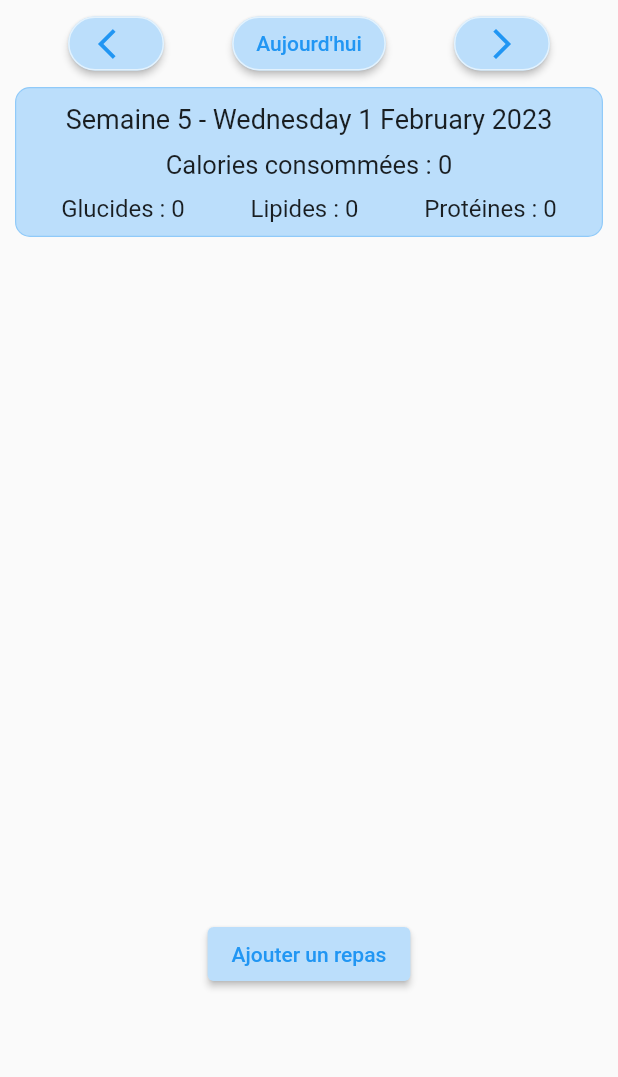
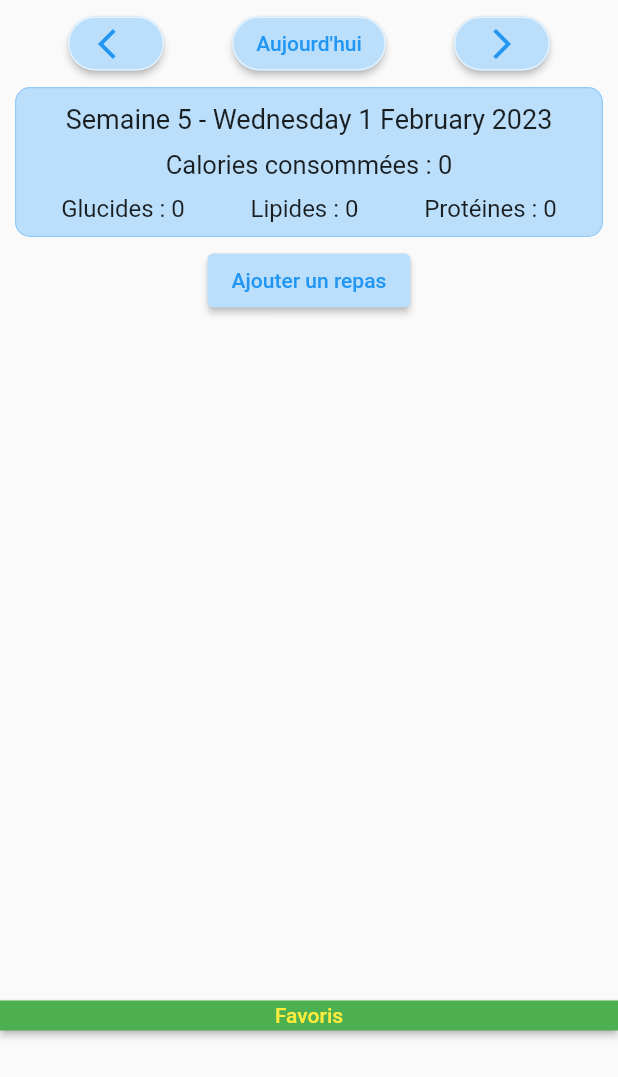
Before and after one commit to nicovig/Nu3VirtualMobile, a Flutter app: the MealTabScreen widget shown alone on an empty page, opened directly with empty values, on a phone screen of 412 x 824 dp. Shown: the top 1077 px of the screen. Run offline on Flutter 3.47's test engine with Material 2 defaults, Android fonts, the light colour scheme and no system bars; our stand-ins replace date_field, flutter_easyloading, flutter_slidable, get_it, shared_preferences, stacked; missing offline and left inert: favorite_button; accounts and stored records are empty; network calls fail.

Commit message:
try to create animation

```diff
--- a/lib/ui/main_screen/meal_tab/meal_tab_screen.dart
+++ b/lib/ui/main_screen/meal_tab/meal_tab_screen.dart
@@ -22,6 +22,28 @@ class MealTabScreen extends StatefulWidget {
 }
 
 class _MealTabScreenState extends State<MealTabScreen> {
+  static const favoritesMealsExpandedContainerHeight = 50;
+  static const standardCuttedListSizePixels = 373;
+  static const withFavoritesMealCuttedListSizePixels =
+      standardCuttedListSizePixels + favoritesMealsExpandedContainerHeight;
+
+  bool isFavoritesMealsContainerExpanded = false;
+  var cuttedListSizePixels = standardCuttedListSizePixels;
+  var favoritesMealsContainerHeight = 0;
+
+  expandFavoritesMealsContainer() {
+    isFavoritesMealsContainerExpanded = !isFavoritesMealsContainerExpanded;
+    if (isFavoritesMealsContainerExpanded) {
+      cuttedListSizePixels = withFavoritesMealCuttedListSizePixels;
+      favoritesMealsContainerHeight = favoritesMealsExpandedContainerHeight;
+    } else {
+      cuttedListSizePixels = standardCuttedListSizePixels;
+      favoritesMealsContainerHeight = 0;
+    }
+
+    setState(() {});
+  }
+
   @override
   Widget build(BuildContext context) {
     return ViewModelBuilder<MealTabViewModel>.reactive(
@@ -31,7 +53,9 @@ class _MealTabScreenState extends State<MealTabScreen> {
           model.initData(widget.date);
           EasyLoading.dismiss(animation: false);
         },
-        builder: (context, model, child) => Column(children: [
+        builder: (context, model, child) => Container(
+            width: MediaQuery.of(context).size.width,
+            child: Column(children: [
               const Padding(
                 padding: EdgeInsets.fromLTRB(10, 0, 10, 5),
               ),
@@ -69,9 +93,18 @@ class _MealTabScreenState extends State<MealTabScreen> {
                   child: MonitoringBox(
                       date: widget.date,
                       monitoring: model.monitoringDisplayed)),
+              ElevatedButton(
+                  style: ButtonStyle(
+                      backgroundColor:
+                          MaterialStateProperty.all(Colors.blue.shade100)),
+                  onPressed: () => model.openMealScreen(context, 0),
+                  child: const Text("Ajouter un repas",
+                      style: TextStyle(color: Colors.blue))),
+              const Padding(padding: EdgeInsets.only(bottom: 5)),
               SingleChildScrollView(
                   child: SizedBox(
-                      height: MediaQuery.of(context).size.height - 375,
+                      height: MediaQuery.of(context).size.height -
+                          cuttedListSizePixels,
                       child: ListView.builder(
                           scrollDirection: Axis.vertical,
                           shrinkWrap: true,
@@ -147,13 +180,35 @@ class _MealTabScreenState extends State<MealTabScreen> {
                                     title: Text(meal.name ?? ''),
                                     subtitle: Text(subtitle)));
                           }))),
-              ElevatedButton(
-                  style: ButtonStyle(
-                      backgroundColor:
-                          MaterialStateProperty.all(Colors.blue.shade100)),
-                  onPressed: () => model.openMealScreen(context, 0),
-                  child: const Text("Ajouter un repas",
-                      style: TextStyle(color: Colors.blue)))
-            ]));
+              Container(
+                width: MediaQuery.of(context).size.width,
+                height: 20,
+                child: ElevatedButton(
+                    style: ButtonStyle(
+                        shape:
+                            MaterialStateProperty.all<RoundedRectangleBorder>(
+                                RoundedRectangleBorder(
+                          borderRadius: BorderRadius.circular(0),
+                        )),
+                        backgroundColor:
+                            MaterialStateProperty.all(Colors.green)),
+                    onPressed: () => expandFavoritesMealsContainer(),
+                    child: const Text("Favoris",
+                        style: TextStyle(color: Colors.yellow))),
+              ),
+
+              // AnimatedSize(
+              //   curve: Curves.bounceOut,
+              //   duration: const Duration(seconds: 1),
+              //   child:
+              //       FlutterLogo(size: favoritesMealsContainerHeight.toDouble()),
+              // ),
+              AnimatedContainer(
+                height: favoritesMealsContainerHeight.toDouble(),
+                duration: const Duration(seconds: 1),
+                curve: Curves.fastOutSlowIn,
+                color: Colors.amber,
+              )
+            ])));
   }
 }
```
